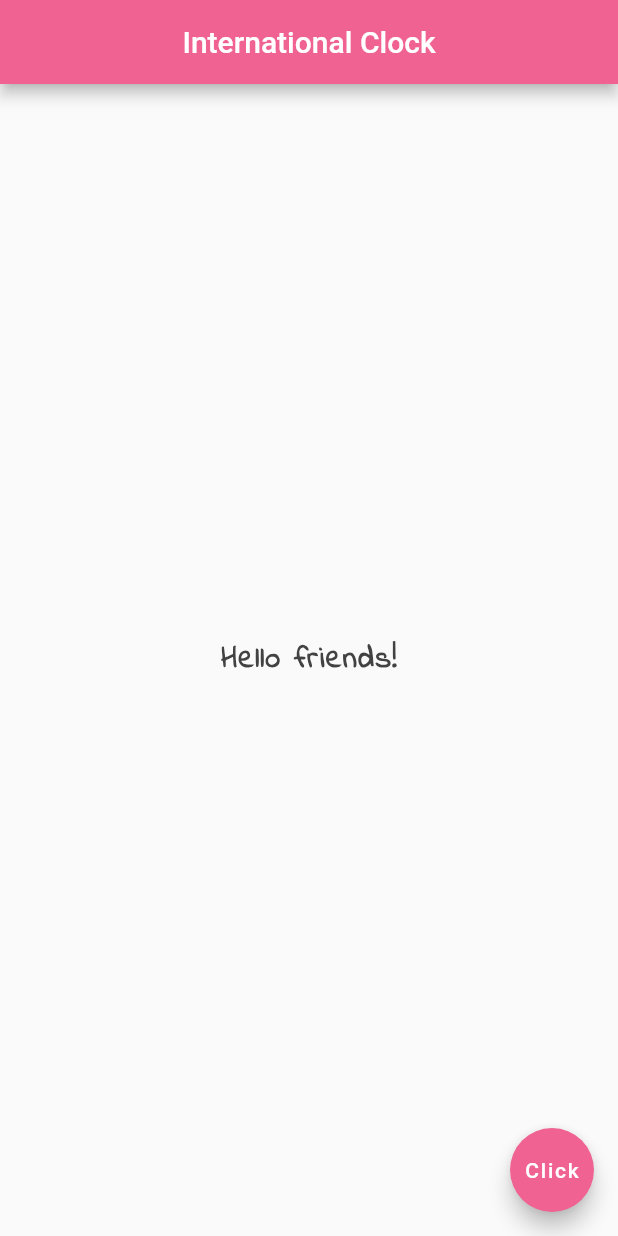
After one commit to hojat72elect/flutter_play_ground, a Flutter app: the screen it shows after launch, after a tap on "Click", on a phone screen of 412 x 824 dp. The commit adds this screen. Run offline on Flutter 3.47's test engine with Material 2 defaults, Android fonts, the phone set to English and light mode, and no system bars.

Commit message:
extracted a widget

```diff
--- a/lib/main.dart
+++ b/lib/main.dart
@@ -1,6 +1,8 @@
 import 'package:flutter/material.dart';
-import 'package:flutter_play_ground/widgets/Screen1.dart';
+import 'package:flutter_play_ground/widgets/home_screen.dart';
 
 void main() {
-  return runApp(const Screen1());
+  return runApp(const MaterialApp(
+    home: HomeScreen(),
+  ));
 }
--- a/lib/widgets/Screen1.dart
+++ /dev/null
@@ -1,35 +0,0 @@
-import 'package:flutter/material.dart';
-
-class Screen1 extends StatelessWidget {
-  const Screen1({super.key});
-
-  @override
-  Widget build(BuildContext context) {
-    return MaterialApp(
-      home: Scaffold(
-        appBar: AppBar(
-          title: const Text("International Clock"),
-          centerTitle: true,
-          backgroundColor: Colors.pink[300],
-        ),
-        body: Center(
-          child: Text(
-            "Hello friends!",
-            style: TextStyle(
-              fontSize: 20.0,
-              fontWeight: FontWeight.bold,
-              letterSpacing: 1.0,
-              color: Colors.grey[800],
-              fontFamily: 'IndieFlower',
-            ),
-          ),
-        ),
-        floatingActionButton: FloatingActionButton(
-          backgroundColor: Colors.pink[300],
-          onPressed: () {},
-          child: const Text("Click"),
-        ),
-      ),
-    );
-  }
-}
--- /dev/null
+++ b/lib/widgets/home_screen.dart
@@ -0,0 +1,33 @@
+import 'package:flutter/material.dart';
+
+class HomeScreen extends StatelessWidget {
+  const HomeScreen({super.key});
+
+  @override
+  Widget build(BuildContext context) {
+    return Scaffold(
+      appBar: AppBar(
+        title: const Text("International Clock"),
+        centerTitle: true,
+        backgroundColor: Colors.pink[300],
+      ),
+      body: Center(
+        child: Text(
+          "Hello friends!",
+          style: TextStyle(
+            fontSize: 20.0,
+            fontWeight: FontWeight.bold,
+            letterSpacing: 1.0,
+            color: Colors.grey[800],
+            fontFamily: 'IndieFlower',
+          ),
+        ),
+      ),
+      floatingActionButton: FloatingActionButton(
+        backgroundColor: Colors.pink[300],
+        onPressed: () {},
+        child: const Text("Click"),
+      ),
+    );
+  }
+}
```
Also changed, not shown: 1 other file.
